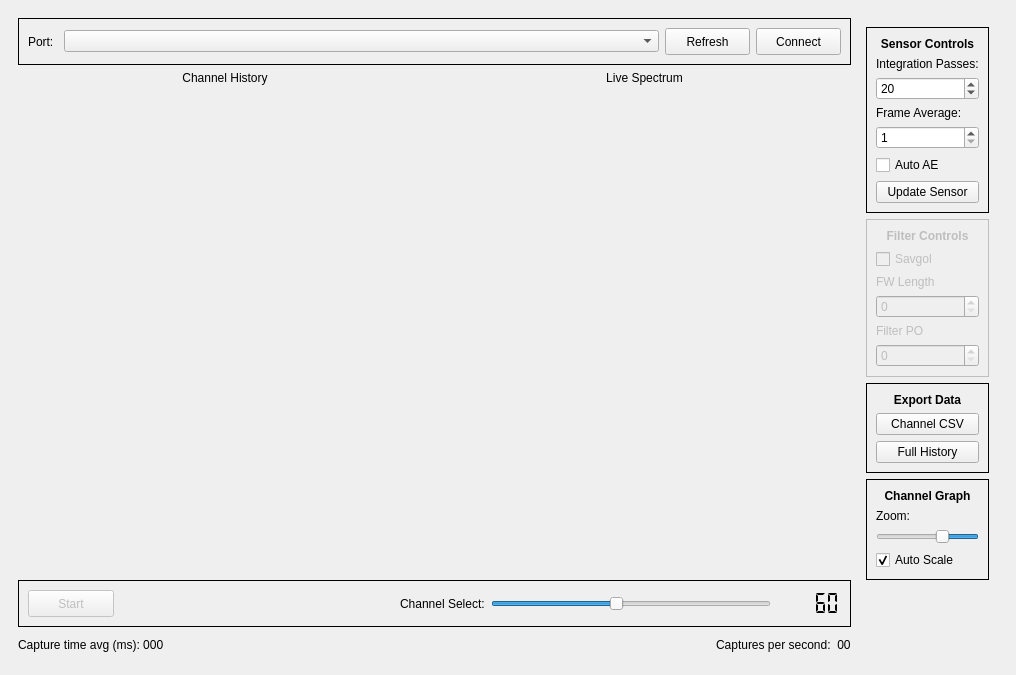
Old version of the form test_ui.ui in the repository HTM-Workshop/SpectroPPG.
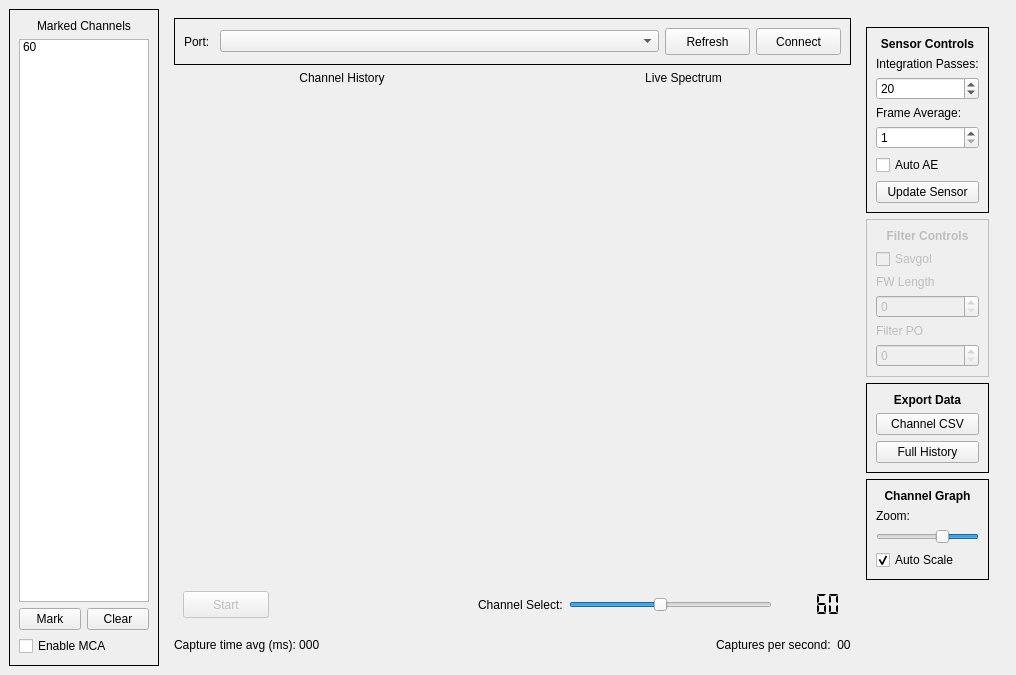
New version of the form. Custom widgets are drawn as their Qt base class.

Commit message: Frame for multi-channel averaging created.

Diff of the .ui file:
```diff
--- a/test_ui.ui
+++ b/test_ui.ui
@@ -24,7 +24,7 @@
     <bool>true</bool>
    </property>
    <layout class="QGridLayout" name="gridLayout_8">
-    <item row="0" column="0">
+    <item row="0" column="1">
      <widget class="QFrame" name="horizontalFrame">
       <layout class="QHBoxLayout" name="horizontalLayout_21">
        <item>
@@ -156,7 +156,7 @@
          <item row="3" column="0">
           <widget class="QFrame" name="frame">
            <property name="frameShape">
-            <enum>QFrame::Box</enum>
+            <enum>QFrame::NoFrame</enum>
            </property>
            <layout class="QHBoxLayout" name="horizontalLayout_2">
             <item>
@@ -564,6 +564,77 @@
       </layout>
      </widget>
     </item>
+    <item row="0" column="0">
+     <widget class="QFrame" name="verticalFrame">
+      <property name="sizePolicy">
+       <sizepolicy hsizetype="Minimum" vsizetype="Preferred">
+        <horstretch>0</horstretch>
+        <verstretch>0</verstretch>
+       </sizepolicy>
+      </property>
+      <property name="maximumSize">
+       <size>
+        <width>150</width>
+        <height>16777215</height>
+       </size>
+      </property>
+      <property name="frameShape">
+       <enum>QFrame::Box</enum>
+      </property>
+      <layout class="QVBoxLayout" name="verticalLayout_2">
+       <item>
+        <widget class="QLabel" name="label_8">
+         <property name="text">
+          <string>Marked Channels</string>
+         </property>
+         <property name="alignment">
+          <set>Qt::AlignCenter</set>
+         </property>
+        </widget>
+       </item>
+       <item>
+        <widget class="QListWidget" name="list_mca">
+         <property name="sizePolicy">
+          <sizepolicy hsizetype="Minimum" vsizetype="Expanding">
+           <horstretch>0</horstretch>
+           <verstretch>0</verstretch>
+          </sizepolicy>
+         </property>
+         <item>
+          <property name="text">
+           <string>60</string>
+          </property>
+         </item>
+        </widget>
+       </item>
+       <item>
+        <layout class="QHBoxLayout" name="horizontalLayout_6">
+         <item>
+          <widget class="QPushButton" name="button_mca_mark">
+           <property name="text">
+            <string>Mark</string>
+           </property>
+          </widget>
+         </item>
+         <item>
+          <widget class="QPushButton" name="button_mca_clear">
+           <property name="text">
+            <string>Clear</string>
+           </property>
+          </widget>
+         </item>
+        </layout>
+       </item>
+       <item>
+        <widget class="QCheckBox" name="checkbox_enable_mca">
+         <property name="text">
+          <string>Enable MCA</string>
+         </property>
+        </widget>
+       </item>
+      </layout>
+     </widget>
+    </item>
    </layout>
   </widget>
  </widget>
```
The commit also changes 2 other files.
